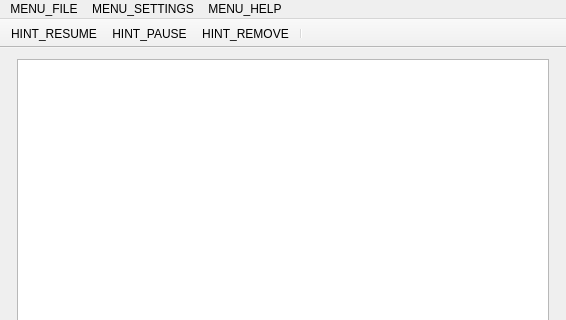
First picture: the form in CuteTorrent/LTorrent/CuteTorrent.ui, repository SuperNerd-James/cutetorrent, before the edit; both pictures show x 0 to 566 and y 0 to 320 of the 566 by 659 pixel window.
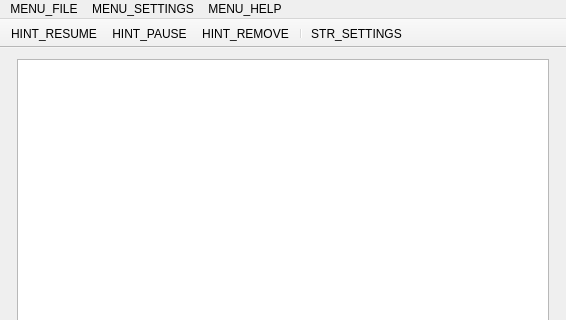
Second picture: the form after the edit. Icons and pictures are not drawn.

Diff of the .ui file:
```diff
--- a/CuteTorrent/LTorrent/CuteTorrent.ui
+++ b/CuteTorrent/LTorrent/CuteTorrent.ui
@@ -477,6 +477,7 @@
    <addaction name="actionPause"/>
    <addaction name="actionRemove"/>
    <addaction name="separator"/>
+   <addaction name="actionSettings_2"/>
   </widget>
   <action name="actionOpenTorrent">
    <property name="text">
@@ -582,6 +583,15 @@
     <string>Ctrl+U</string>
    </property>
   </action>
+  <action name="actionSettings_2">
+   <property name="icon">
+    <iconset resource="ltorrent.qrc">
+     <normaloff>:/icons/settings.ico</normaloff>:/icons/settings.ico</iconset>
+   </property>
+   <property name="text">
+    <string>STR_SETTINGS</string>
+   </property>
+  </action>
  </widget>
  <layoutdefault spacing="6" margin="11"/>
  <tabstops>
```
Left out of the diff: 16 changed lines with no effect on the pictures.
